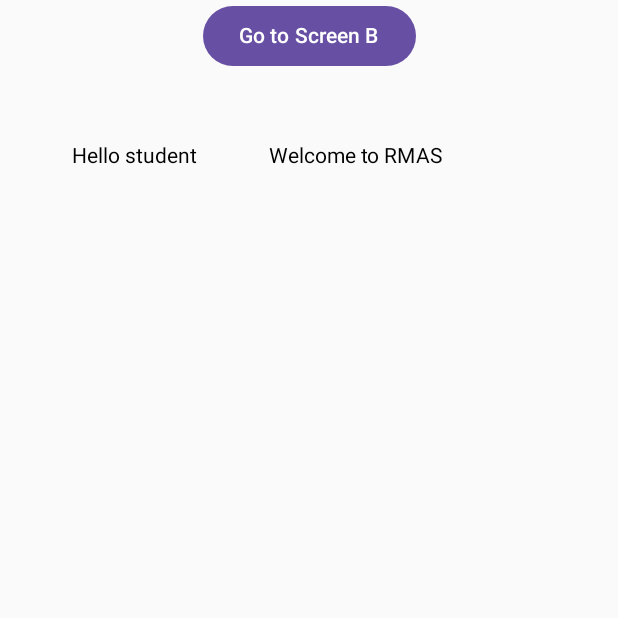
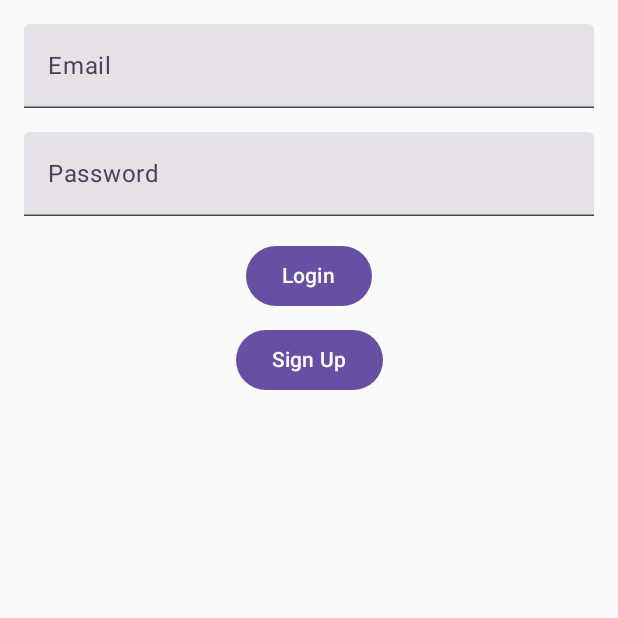
Before and after one commit to VladislavMil/RMAProjekat, an Android app built with Jetpack Compose: the screen it shows after launch (MainActivity), on a phone screen of 412 x 824 dp, the top half of it. Run offline under Robolectric (Android 15) with nearby library versions, the phone set to English and light mode, and no system bars; our stand-ins replace Firebase (no records; nobody signed in at launch, a user with empty details on screens opened directly).

Commit message:
Signup i login

```diff
--- a/app/build.gradle.kts
+++ b/app/build.gradle.kts
@@ -63,6 +63,8 @@ dependencies {
     implementation(libs.androidx.material3)
     implementation(libs.androidx.navigation.runtime.ktx)
     implementation(libs.androidx.navigation.compose)
+    implementation(libs.firebase.auth.ktx)
+    implementation(libs.firebase.storage.ktx)
     testImplementation(libs.junit)
     androidTestImplementation(libs.androidx.junit)
     androidTestImplementation(libs.androidx.espresso.core)
--- a/app/src/main/java/com/example/projekat/MainActivity.kt
+++ b/app/src/main/java/com/example/projekat/MainActivity.kt
@@ -25,8 +25,10 @@ import androidx.navigation.NavHostController
 import androidx.navigation.compose.NavHost
 import androidx.navigation.compose.composable
 import androidx.navigation.compose.rememberNavController
-import com.example.basicapp.components.ScreenA
-import com.example.basicapp.components.ScreenB
+import com.example.projekat.components.LoginScreen
+import com.example.projekat.components.MapScreen
+import com.example.projekat.components.ProfileScreen
+import com.example.projekat.components.SignUpScreen
 import com.example.projekat.ui.theme.MapsDemoTheme
 import com.google.android.gms.maps.model.CameraPosition
 import com.google.android.gms.maps.model.LatLng
@@ -48,25 +50,40 @@ class MainActivity : ComponentActivity() {
 }
 
 enum class Screens() {
-    ScreenA,
-    ScreenB
+    Login,
+    Map,
+    Profile,
+    SignUp
 }
 
 @Composable
 fun NavApp(modifier: Modifier = Modifier.fillMaxSize()) {
     val navController = rememberNavController()
-    NavHost(navController = navController, startDestination = Screens.ScreenA.name) {
-        composable(Screens.ScreenA.name) {
-            ScreenA(name = "student",
+    NavHost(navController = navController, startDestination = Screens.Login.name) {
+        composable(Screens.Login.name) {
+            LoginScreen(
                 modifier,
-                navigateToB = { navController.navigate(Screens.ScreenB.name)
-                })
+                navigateToMap = { navController.navigate(Screens.Map.name) },
+                navigateToSignUp = { navController.navigate(Screens.SignUp.name) }
+            )
         }
-        composable(Screens.ScreenB.name) {
-            ScreenB(list = List(100) { "$it" },
+        composable(Screens.SignUp.name) {
+            SignUpScreen(
                 modifier,
-                navigateToA = { navController.popBackStack(Screens.ScreenA.name, false)
-                })
+                navigateToLogin = { navController.navigate(Screens.Login.name) }
+            )
+        }
+        composable(Screens.Map.name) {
+            MapScreen(
+                modifier,
+                navigateToProfile = { navController.navigate(Screens.Profile.name) }
+            )
+        }
+        composable(Screens.Profile.name) {
+            ProfileScreen(
+                modifier,
+                navigateToMap = { navController.popBackStack(Screens.Map.name, false) }
+            )
         }
     }
 }
--- /dev/null
+++ b/app/src/main/java/com/example/projekat/components/LoginScreen.kt
@@ -0,0 +1,70 @@
+package com.example.projekat.components
+
+import androidx.compose.foundation.layout.Arrangement
+import androidx.compose.foundation.layout.Column
+import androidx.compose.foundation.layout.Row
+import androidx.compose.foundation.layout.fillMaxSize
+import androidx.compose.foundation.layout.fillMaxWidth
+import androidx.compose.foundation.layout.padding
+import androidx.compose.material3.Button
+import androidx.compose.material3.Text
+import androidx.compose.material3.TextField
+import androidx.compose.runtime.Composable
+import androidx.compose.runtime.mutableStateOf
+import androidx.compose.runtime.remember
+import androidx.compose.ui.Alignment
+import androidx.compose.ui.Modifier
+import androidx.compose.ui.unit.dp
+import com.google.firebase.auth.FirebaseAuth
+
+@Composable
+fun LoginScreen(modifier: Modifier = Modifier, navigateToMap: () -> Unit, navigateToSignUp: () -> Unit) {
+
+    val email = remember { mutableStateOf("") }
+    val password = remember { mutableStateOf("") }
+    val auth = FirebaseAuth.getInstance()
+
+    Column(
+        modifier = modifier.padding(16.dp),
+        horizontalAlignment = Alignment.CenterHorizontally,
+    ) {
+        TextField(
+            value = email.value,
+            onValueChange = { email.value = it },
+            label = { Text("Email") },
+            modifier = Modifier.fillMaxWidth()
+        )
+
+        TextField(
+            value = password.value,
+            onValueChange = { password.value = it },
+            label = { Text("Password") },
+            modifier = Modifier.fillMaxWidth().padding(top = 16.dp)
+        )
+
+        Button(
+            onClick = {
+                auth.signInWithEmailAndPassword(email.value, password.value)
+                    .addOnCompleteListener { task ->
+                        if (task.isSuccessful) {
+                            navigateToMap()
+                        } else {
+                            // TODO: Pogrešan login
+                        }
+                    }
+            },
+            modifier = Modifier.padding(top = 16.dp)
+        ) {
+            Text("Login")
+        }
+
+        Button(
+            onClick = {
+                navigateToSignUp()
+            },
+            modifier = Modifier.padding(top = 8.dp)
+        ) {
+            Text("Sign Up")
+        }
+    }
+}
--- a/app/src/main/java/com/example/projekat/components/ScreenA.kt
+++ /dev/null
@@ -1,26 +0,0 @@
-package com.example.basicapp.components
-
-import androidx.compose.foundation.layout.Column
-import androidx.compose.foundation.layout.Row
-import androidx.compose.foundation.layout.fillMaxSize
-import androidx.compose.foundation.layout.padding
-import androidx.compose.material3.Button
-import androidx.compose.material3.Text
-import androidx.compose.runtime.Composable
-import androidx.compose.ui.Alignment
-import androidx.compose.ui.Modifier
-import androidx.compose.ui.unit.dp
-
-@Composable
-fun ScreenA(name: String, modifier: Modifier = Modifier.fillMaxSize(), navigateToB: () -> Unit) {
-    Column(horizontalAlignment = Alignment.CenterHorizontally) {
-        Button(onClick = navigateToB) {
-            Text(text = "Go to Screen B")
-        }
-        Row (modifier.padding(24.dp)) {
-            Text("Hello $name", modifier = Modifier.padding(24.dp))
-            Text(text = "Welcome to RMAS", modifier = Modifier.padding(24.dp))
-        }
-    }
-
-}
--- a/gradle/libs.versions.toml
+++ b/gradle/libs.versions.toml
@@ -10,6 +10,8 @@ activityCompose = "1.9.1"
 composeBom = "2024.04.01"
 navigationRuntimeKtx = "2.7.7"
 navigationCompose = "2.7.7"
+firebaseAuthKtx = "23.0.0"
+firebaseStorageKtx = "21.0.0"
 
 [libraries]
 androidx-core-ktx = { group = "androidx.core", name = "core-ktx", version.ref = "coreKtx" }
@@ -28,6 +30,8 @@ androidx-ui-test-junit4 = { group = "androidx.compose.ui", name = "ui-test-junit
 androidx-material3 = { group = "androidx.compose.material3", name = "material3" }
 androidx-navigation-runtime-ktx = { group = "androidx.navigation", name = "navigation-runtime-ktx", version.ref = "navigationRuntimeKtx" }
 androidx-navigation-compose = { group = "androidx.navigation", name = "navigation-compose", version.ref = "navigationCompose" }
+firebase-auth-ktx = { group = "com.google.firebase", name = "firebase-auth-ktx", version.ref = "firebaseAuthKtx" }
+firebase-storage-ktx = { group = "com.google.firebase", name = "firebase-storage-ktx", version.ref = "firebaseStorageKtx" }
 
 [plugins]
 android-application = { id = "com.android.application", version.ref = "agp" }
```
Also changed, not shown: app/src/main/java/com/example/projekat/components/MapScreen.kt (added, +27 -0 lines), app/src/main/java/com/example/projekat/components/ProfileScreen.kt (added, +27 -0 lines), app/src/main/java/com/example/projekat/components/ScreenB.kt (deleted, +0 -47 lines), app/src/main/java/com/example/projekat/components/SignUpScreen.kt (added, +168 -0 lines).
